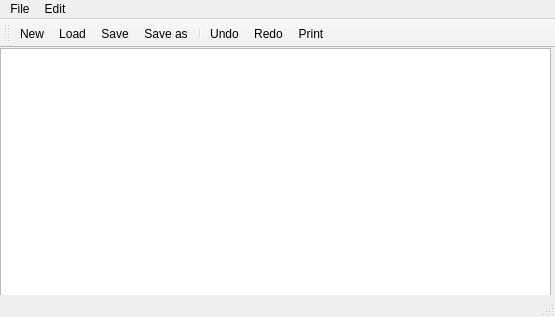
The window that notepad.ui (mateuszbaszaraba/NotepadApp-Qt) describes before a commit, drawn with Qt 5.
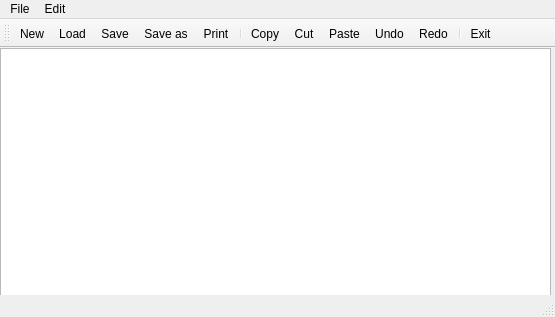
The same window after the commit. Icons and pictures are not drawn.

The edit to the form file:
```diff
--- a/notepad.ui
+++ b/notepad.ui
@@ -77,10 +77,15 @@
    <addaction name="actionLoad"/>
    <addaction name="actionSave"/>
    <addaction name="actionSave_as"/>
+   <addaction name="actionPrint"/>
    <addaction name="separator"/>
+   <addaction name="actionCopy"/>
+   <addaction name="actionCut"/>
+   <addaction name="actionPaste"/>
    <addaction name="actionUndo"/>
    <addaction name="actionRedo"/>
-   <addaction name="actionPrint"/>
+   <addaction name="separator"/>
+   <addaction name="actionExit"/>
   </widget>
   <action name="actionNew">
    <property name="icon">
@@ -175,6 +180,15 @@
     <string>Cut</string>
    </property>
   </action>
+  <action name="actionExit">
+   <property name="icon">
+    <iconset resource="resources.qrc">
+     <normaloff>:/items/exit.png</normaloff>:/items/exit.png</iconset>
+   </property>
+   <property name="text">
+    <string>Exit</string>
+   </property>
+  </action>
  </widget>
  <resources/>
  <connections/>
```
Left out of the diff: 47 changed lines with no effect on the pictures.
